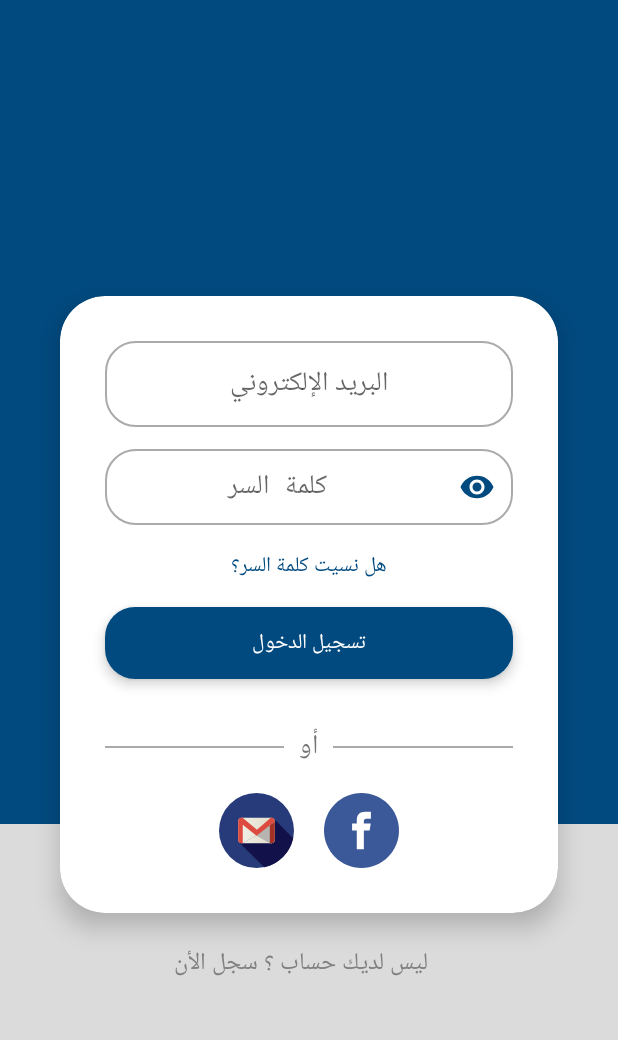
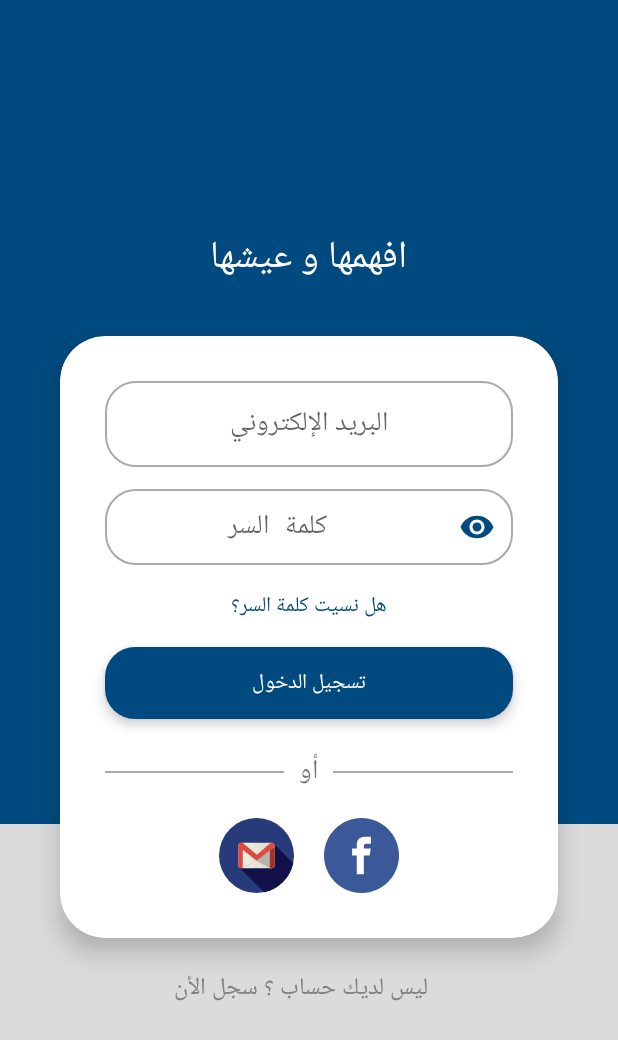
Before and after one commit to abdalla167/efhamha, an Android app: the SignInActivity screen opened directly, with no data from a screen before it, on a phone screen of 412 x 824 dp. Shown: the top 1040 px of the screen. Run offline under Robolectric (Android 15) with nearby library versions, the phone set to English and light mode, and no system bars; our stand-ins replace ButterKnife, Firebase (no records; nobody signed in at launch, a user with empty details on screens opened directly); libraries missing offline, so code that uses them is left out: com.facebook, com.facebook.login; plain views replace MaterialRippleLayout; 2 statements that could not run were skipped.

Commit message:
profile 2 commit

```diff
--- /dev/null
+++ b/app/src/main/res/drawable/ic_keyboard_arrow_left_white_24dp.xml
@@ -0,0 +1,5 @@
+<vector android:height="24dp" android:tint="#FFFFFF"
+    android:viewportHeight="24.0" android:viewportWidth="24.0"
+    android:width="24dp" xmlns:android="http://schemas.android.com/apk/res/android">
+    <path android:fillColor="#FF000000" android:pathData="M15.41,16.09l-4.58,-4.59 4.58,-4.59L14,5.5l-6,6 6,6z"/>
+</vector>
--- a/app/src/main/res/layout/activity_sign_in.xml
+++ b/app/src/main/res/layout/activity_sign_in.xml
@@ -35,6 +35,24 @@
         android:orientation="vertical"
         android:gravity="center"
         >
+
+        <LinearLayout
+            android:layout_width="wrap_content"
+            android:layout_height="wrap_content"
+            android:orientation="vertical"
+            android:gravity="center"
+            >
+
+            <TextView
+                android:layout_width="wrap_content"
+                android:layout_height="wrap_content"
+                android:text="@string/app_name"
+                android:gravity="center"
+                android:textSize="25sp"
+                android:textColor="@android:color/white"
+                />
+
+        </LinearLayout>
 
         <android.support.v7.widget.CardView
             android:layout_width="match_parent"
@@ -113,7 +131,7 @@
                     android:layout_marginTop="15dp"
                     android:layout_marginRight="30dp"
                     android:layout_marginLeft="30dp"
-                    android:layout_marginBottom="30dp"
+                    android:layout_marginBottom="20dp"
                     >
 
                     <com.balysv.materialripple.MaterialRippleLayout
```
Also changed, not shown: app/src/main/java/atmosphere/sh/efhamha/aesh/ha/Activties/EmailAndPasswordActivity.java (+31 -5 lines), app/src/main/java/atmosphere/sh/efhamha/aesh/ha/Activties/SignInActivity.java (+18 -6 lines).
